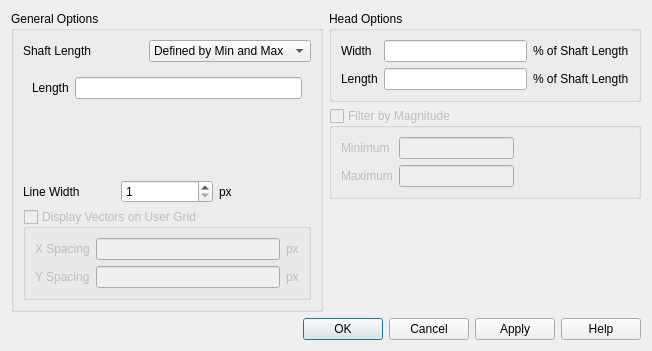
Before: the Qt Designer form plugin/crayfish_viewer_vector_options_dialog_widget.ui in lutraconsulting/qgis-crayfish-plugin, drawn with Qt 5.
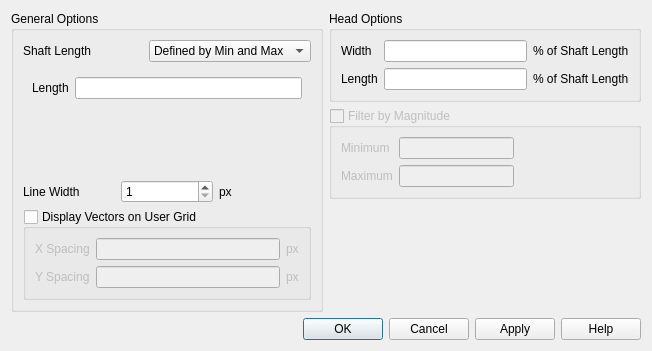
After: the same form once the commit is applied.

Patch:
```diff
--- a/plugin/crayfish_viewer_vector_options_dialog_widget.ui
+++ b/plugin/crayfish_viewer_vector_options_dialog_widget.ui
@@ -193,9 +193,6 @@
             </item>
             <item>
              <widget class="QGroupBox" name="displayVectorsOnGridGroupBox">
-              <property name="enabled">
-               <bool>false</bool>
-              </property>
               <property name="title">
                <string>Display Vectors on User Grid</string>
               </property>
```
